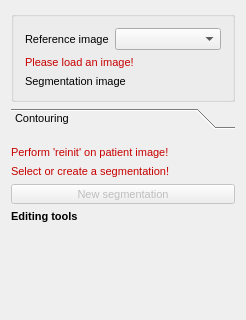
The window that Modules/Bundles/org.mitk.gui.qt.segmentation/src/internal/QmitkSegmentationControls.ui (MITK/MITK) describes before a commit, drawn with Qt 5; both pictures show x 0 to 246 and y 0 to 320 of the 246 by 591 pixel window.
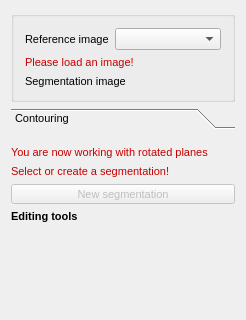
The same window after the commit. Icons and pictures are not drawn. Custom widgets are drawn as their Qt base class.

What changed in the file:
```diff
--- a/Modules/Bundles/org.mitk.gui.qt.segmentation/src/internal/QmitkSegmentationControls.ui
+++ b/Modules/Bundles/org.mitk.gui.qt.segmentation/src/internal/QmitkSegmentationControls.ui
@@ -214,8 +214,8 @@
        <rect>
         <x>0</x>
         <y>0</y>
-        <width>228</width>
-        <height>374</height>
+        <width>259</width>
+        <height>316</height>
        </rect>
       </property>
       <attribute name="icon">
@@ -332,7 +332,7 @@
           </font>
          </property>
          <property name="text">
-          <string>Perform 'reinit' on patient image!</string>
+          <string>You are now working with rotated planes</string>
          </property>
         </widget>
        </item>
```
Left out of the diff: 8 changed lines with no effect on the pictures.
